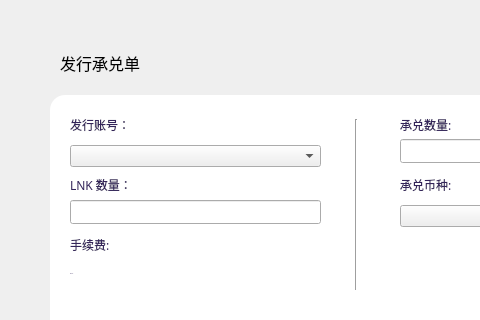
First picture: the form in LNKWallet/poundage/PublishPoundageWidget.ui, repository HcashOrg/hx-indicator, before the edit; both pictures show x 0 to 480 and y 0 to 320 of the 770 by 530 pixel window.
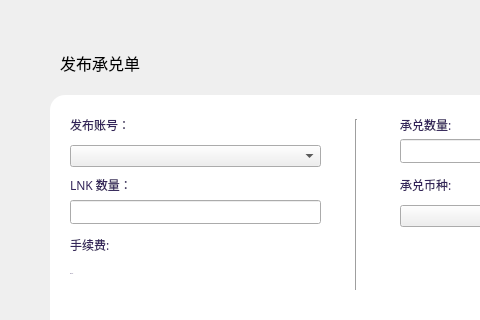
Second picture: the form after the edit.

The edit to the form file:
```diff
--- a/LNKWallet/poundage/PublishPoundageWidget.ui
+++ b/LNKWallet/poundage/PublishPoundageWidget.ui
@@ -41,7 +41,7 @@
      </rect>
     </property>
     <property name="text">
-     <string>发行账号：</string>
+     <string>发布账号：</string>
     </property>
    </widget>
    <widget class="QLabel" name="label_4">
@@ -236,7 +236,7 @@
     <string notr="true"/>
    </property>
    <property name="text">
-    <string>发行承兑单</string>
+    <string>发布承兑单</string>
    </property>
   </widget>
  </widget>
```
